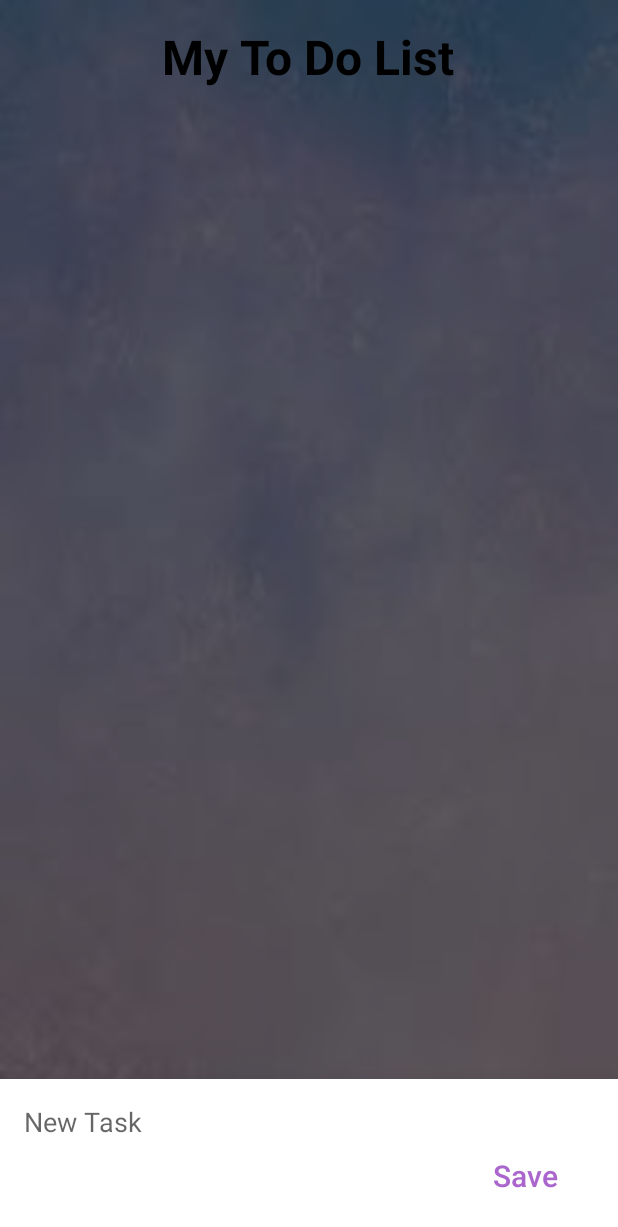
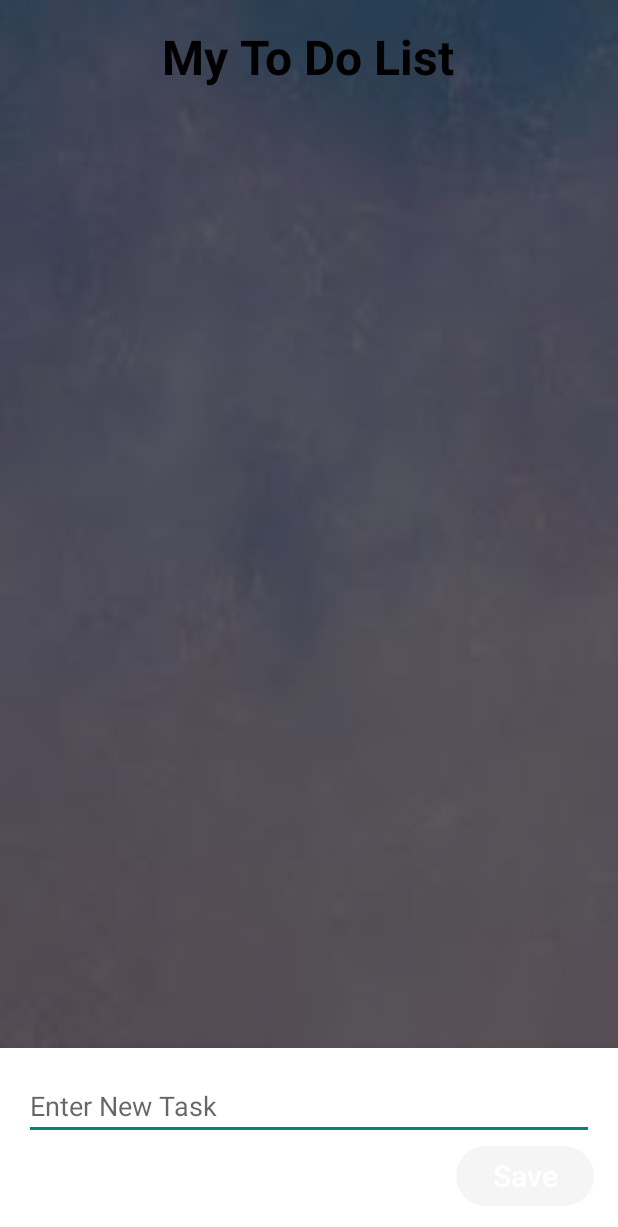
Before and after one commit to Kesh02/MyToDoApp, an Android app: the screen it shows after launch (MainActivity), after a tap on an icon or button, on a phone screen of 412 x 824 dp. Shown: the top 1227 px of the screen. Run offline under Robolectric (Android 15) with nearby library versions, the phone set to English and light mode, and no system bars.

Commit message:
2nd commit

```diff
--- a/app/src/main/java/com/example/task_manager5/Adapters/ToDoAdapter.kt
+++ b/app/src/main/java/com/example/task_manager5/Adapters/ToDoAdapter.kt
@@ -14,7 +14,7 @@ import com.example.task_manager5.Model.ToDoModel
 import com.example.task_manager5.Utils.DatabaseHandler
 import com.example.task_manager5.R
 
-
+//adapter is responsible for managing data in the recyclerview
 class ToDoAdapter(private val db: DatabaseHandler, private val activity: FragmentActivity) : RecyclerView.Adapter<ToDoAdapter.ViewHolder>() {
 
     private var todoList: List<ToDoModel> = listOf()
--- a/app/src/main/java/com/example/task_manager5/AddNewTask.kt
+++ b/app/src/main/java/com/example/task_manager5/AddNewTask.kt
@@ -6,6 +6,7 @@ import android.graphics.Color
 import android.os.Bundle
 import android.text.Editable
 import android.text.TextWatcher
+import android.view.Gravity
 import android.view.LayoutInflater
 import android.view.View
 import android.view.ViewGroup
@@ -33,6 +34,7 @@ class AddNewTask : BottomSheetDialogFragment() {
         savedInstanceState: Bundle?
     ): View? {
         val view = inflater.inflate(R.layout.new_task, container, false)
+        dialog?.window?.setGravity(Gravity.CENTER)
         dialog?.window?.setSoftInputMode(WindowManager.LayoutParams.SOFT_INPUT_ADJUST_RESIZE)
         return view
     }
@@ -53,7 +55,7 @@ class AddNewTask : BottomSheetDialogFragment() {
                 newTaskSaveButton?.setTextColor(
                     ContextCompat.getColor(
                         requireContext(),
-                        R.color.purple
+                        R.color.colorAccent
                     )
                 )
             }
@@ -69,7 +71,7 @@ class AddNewTask : BottomSheetDialogFragment() {
                     newTaskSaveButton?.setTextColor(
                         ContextCompat.getColor(
                             requireContext(),
-                            R.color.purple
+                            R.color.colorAccent
                         )
                     )
                 }
--- a/app/src/main/java/com/example/task_manager5/DialogCloseListener.kt
+++ b/app/src/main/java/com/example/task_manager5/DialogCloseListener.kt
@@ -4,5 +4,6 @@ package com.example.task_manager5
 import android.content.DialogInterface
 
 interface DialogCloseListener {
-    fun handleDialogClose(dialog: DialogInterface)//This method is responsible for handling the event when a dialog is closed
-}
+    fun handleDialogClose(dialog: DialogInterface)
+//used to handle dialog close events
+    }
--- a/app/src/main/java/com/example/task_manager5/RecyclerItemTouchHelper.kt
+++ b/app/src/main/java/com/example/task_manager5/RecyclerItemTouchHelper.kt
@@ -63,7 +63,7 @@ class RecyclerItemTouchHelper(private val adapter: ToDoAdapter) :
             background = ColorDrawable(
                 ContextCompat.getColor(
                     adapter.getContext(),
-                    R.color.purple
+                    R.color.dark_purple
                 )
             )
         } //swiping to right
--- a/app/src/main/java/com/example/task_manager5/Utils/DatabaseHandler.kt
+++ b/app/src/main/java/com/example/task_manager5/Utils/DatabaseHandler.kt
@@ -8,7 +8,7 @@ import android.database.sqlite.SQLiteDatabase
 import android.database.sqlite.SQLiteOpenHelper
 import com.example.task_manager5.Model.ToDoModel
 
-
+//this cls is the intermediary between the Android application and the SQLite database
 class DatabaseHandler(context: Context) : SQLiteOpenHelper(context, NAME, null, VERSION) {
 
     companion object {
@@ -24,7 +24,7 @@ class DatabaseHandler(context: Context) : SQLiteOpenHelper(context, NAME, null,
     private lateinit var db: SQLiteDatabase
 
     override fun onCreate(db: SQLiteDatabase?) {
-        db?.execSQL(CREATE_TODO_TABLE)
+        db?.execSQL(CREATE_TODO_TABLE) //create table
     }
 
     override fun onUpgrade(db: SQLiteDatabase?, oldVersion: Int, newVersion: Int) {
@@ -36,6 +36,7 @@ class DatabaseHandler(context: Context) : SQLiteOpenHelper(context, NAME, null,
         db = this.writableDatabase
     }
 
+    //create task
     fun insertTask(task: ToDoModel) {
         val cv = ContentValues().apply {
             put(TASK, task.task)
@@ -44,9 +45,11 @@ class DatabaseHandler(context: Context) : SQLiteOpenHelper(context, NAME, null,
         db.insert(TODO_TABLE, null, cv)
     }
 
+    //read task
     fun getAllTasks(): List<ToDoModel> {
         val taskList = mutableListOf<ToDoModel>()
         val query = "SELECT * FROM $TODO_TABLE"
+        //cursor - get row data
         val cur = db.rawQuery(query, null)
         cur.use {
             if (it.moveToFirst()) {
--- /dev/null
+++ b/app/src/main/res/drawable/purple_button_background.xml
@@ -0,0 +1,5 @@
+<?xml version="1.0" encoding="utf-8"?>
+<shape xmlns:android="http://schemas.android.com/apk/res/android">
+    <solid android:color="@color/dark_purple" />
+    <corners android:radius="8dp" />
+</shape>
--- a/app/src/main/res/layout/new_task.xml
+++ b/app/src/main/res/layout/new_task.xml
@@ -7,7 +7,7 @@
         android:id="@+id/newTaskText"
         android:layout_width="match_parent"
         android:layout_height="wrap_content"
-        android:background="@null"
+        android:textSize="18sp"
         android:textAppearance="@style/TextAppearance.AppCompat.Medium"
         android:hint="@string/new_task" />
 
@@ -16,11 +16,12 @@
         android:layout_width="wrap_content"
         android:layout_height="wrap_content"
         android:layout_below="@id/newTaskText"
+        android:layout_alignParentEnd="true"
         android:textSize="20sp"
-        android:layout_alignParentEnd="true"
-        android:background="@android:color/transparent"
         android:text="@string/save"
         android:textAllCaps="false"
-        android:textColor="@android:color/holo_purple" />
+
+  />
+
 
 </RelativeLayout>
--- a/app/src/main/res/values/colors.xml
+++ b/app/src/main/res/values/colors.xml
@@ -3,4 +3,6 @@
     <color name="colorPrimary">#FFFFFF</color>
     <color name="purple">#b19cd9</color>
     <color name="colorAccent">#000000</color>
+    <color name="dark_purple">#BF40BF</color>
+
 </resources>
--- a/app/src/main/res/values/strings.xml
+++ b/app/src/main/res/values/strings.xml
@@ -1,6 +1,6 @@
 <resources>
     <string name="app_name">Do It</string>
     <string name="save">Save</string>
-    <string name="new_task">New Task</string>
+    <string name="new_task">Enter New Task</string>
     <string name="tasks">My To Do List </string>
 </resources>
--- a/app/src/main/res/values/styles.xml
+++ b/app/src/main/res/values/styles.xml
@@ -5,9 +5,38 @@
         <item name="colorAccent">@color/colorAccent</item>
     </style>
 
+<!--    <style name="DialogStyle" parent="Theme.Design.Light.BottomSheetDialog">-->
+<!--        <item name="android:windowIsFloating">false</item>-->
+<!--        <item name="android:statusBarColor">@android:color/transparent</item>-->
+<!--        <item name="android:windowSoftInputMode">adjustResize</item>-->
+<!--    </style>-->
+
+<!--    <style name="DialogStyle" parent="Theme.Design.Light.BottomSheetDialog">-->
+<!--        <item name="android:windowIsFloating">false</item>-->
+<!--        <item name="android:windowBackground">@android:color/transparent</item>-->
+<!--        <item name="android:windowSoftInputMode">adjustResize</item>-->
+<!--        <item name="android:statusBarColor">@android:color/transparent</item>-->
+<!--        <item name="android:windowAnimationStyle">@style/BottomSheetAnimation</item>-->
+<!--    </style>-->
+
     <style name="DialogStyle" parent="Theme.Design.Light.BottomSheetDialog">
         <item name="android:windowIsFloating">false</item>
+        <item name="android:windowBackground">@android:color/transparent</item>
+        <item name="android:windowSoftInputMode">adjustResize</item>
         <item name="android:statusBarColor">@android:color/transparent</item>
-        <item name="android:windowSoftInputMode">adjustResize</item>
+        <item name="android:windowAnimationStyle">@style/BottomSheetAnimation</item>
+        <item name="android:layout_gravity">center</item>
     </style>
+
+    <style name="BottomSheetAnimation" parent="@android:style/Animation">
+        <item name="android:windowEnterAnimation">@android:anim/fade_in</item>
+        <item name="android:windowExitAnimation">@android:anim/fade_out</item>
+    </style>
+
+
+    <style name="PurpleButton" parent="Widget.AppCompat.Button">
+        <item name="android:background">@drawable/purple_button_background</item>
+        <item name="android:textColor">@android:color/white</item>
+    </style>
+
 </resources>
```
